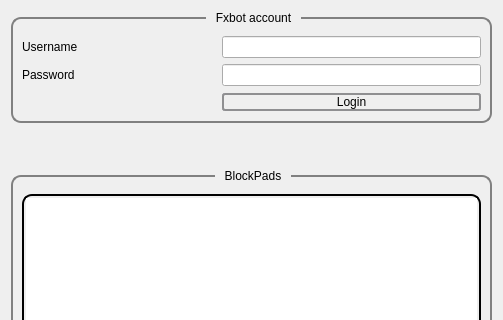
Old version of the form retreivecloudwgt.ui in the repository Bloc10FinTech/blockpad; both pictures show x 0 to 503 and y 0 to 320 of the 503 by 476 pixel window.
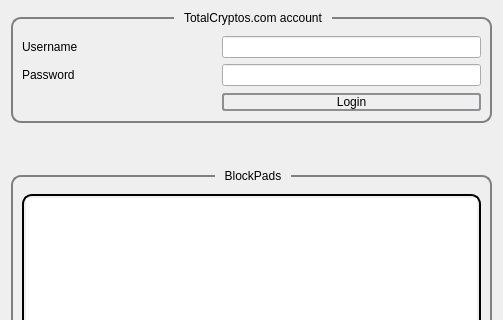
New version of the form.

Commit message: replace to totalcryptos.com (change labels)

What changed in the file:
```diff
--- a/retreivecloudwgt.ui
+++ b/retreivecloudwgt.ui
@@ -85,7 +85,7 @@
    <item>
     <widget class="QGroupBox" name="groupBoxFxbotAccount">
      <property name="title">
-      <string>Fxbot account</string>
+      <string>TotalCryptos.com account</string>
      </property>
      <layout class="QVBoxLayout" name="verticalLayout">
       <item>
```
The commit also changes 1 other file.
